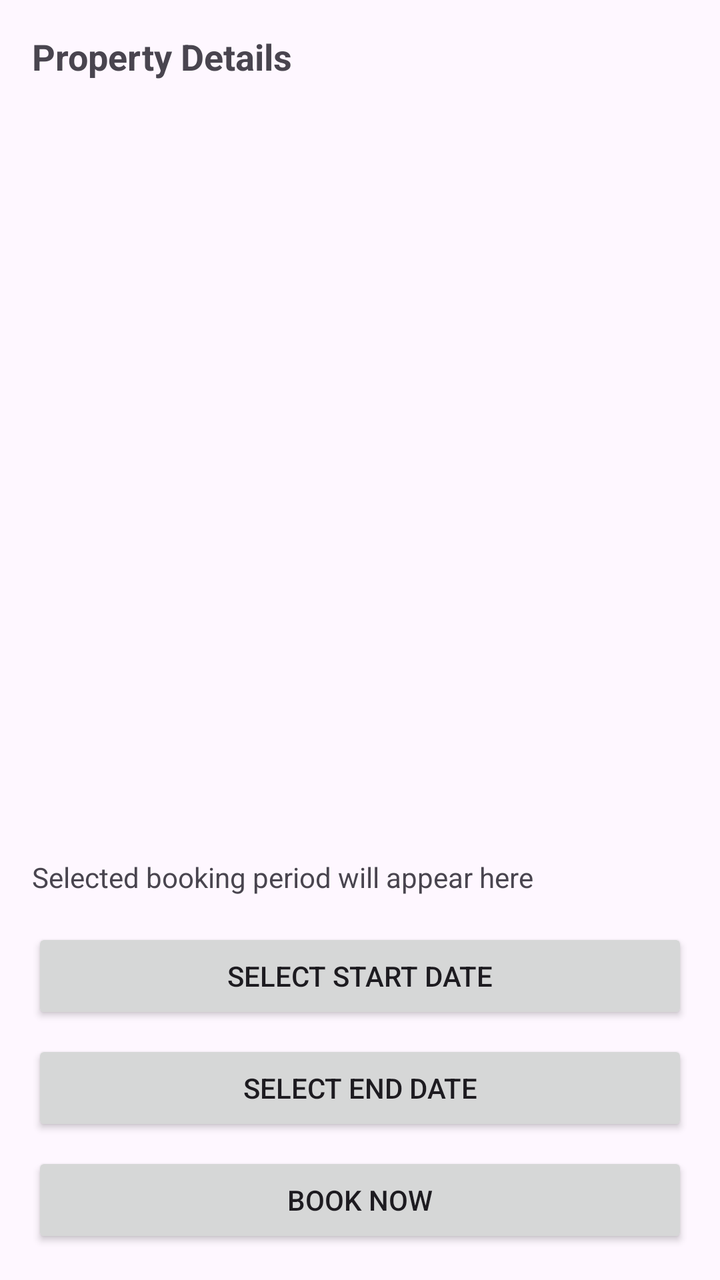
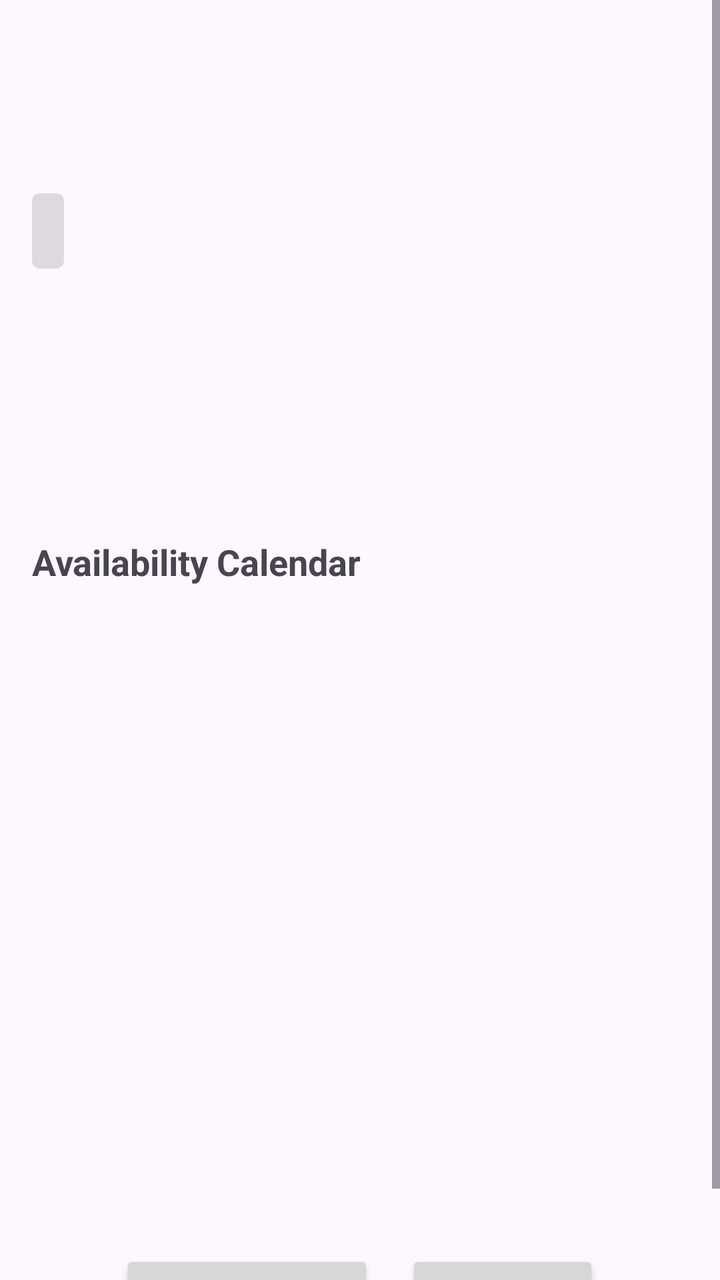

Screens rendered from an Android XML layout before and after an edit, with the pre-edit source and the edit as a unified diff.
<!-- AndroidManifest.xml: application theme Theme.RENDBB -->
<!-- res/layout/activity_property_details.xml -->
<?xml version="1.0" encoding="utf-8"?>
<LinearLayout
    xmlns:android="http://schemas.android.com/apk/res/android"
    android:layout_width="match_parent"
    android:layout_height="match_parent"
    android:orientation="vertical"
    android:padding="16dp">

    
    <TextView
        android:id="@+id/propertyDetailsText"
        android:layout_width="match_parent"
        android:layout_height="wrap_content"
        android:text="Property Details"
        android:textSize="18sp"
        android:textStyle="bold"
        android:layout_marginBottom="16dp" />

    
    <GridView
        android:id="@+id/calendarGridView"
        android:layout_width="match_parent"
        android:layout_height="0dp"
        android:layout_weight="1"
        android:numColumns="7"
        android:verticalSpacing="4dp"
        android:horizontalSpacing="4dp"
        android:padding="4dp"
        android:layout_marginBottom="16dp" />

    
    <LinearLayout
        android:layout_width="match_parent"
        android:layout_height="wrap_content"
        android:orientation="vertical">

        
        <TextView
            android:id="@+id/bookingPeriodText"
            android:layout_width="match_parent"
            android:layout_height="wrap_content"
            android:text="Selected booking period will appear here"
            android:layout_marginBottom="16dp" />

        
        <Button
            android:id="@+id/selectStartDateButton"
            android:layout_width="match_parent"
            android:layout_height="wrap_content"
            android:text="Select Start Date"
            android:layout_marginBottom="8dp" />

        
        <Button
            android:id="@+id/selectEndDateButton"
            android:layout_width="match_parent"
            android:layout_height="wrap_content"
            android:text="Select End Date"
            android:layout_marginBottom="8dp" />

        
        <Button
            android:id="@+id/bookNowButton"
            android:layout_width="match_parent"
            android:layout_height="wrap_content"
            android:text="Book Now"/>
    </LinearLayout>
</LinearLayout>
<!-- resources referenced by this layout -->
<resources>
  <style name="Theme.RENDBB" parent="Base.Theme.RENDBB" />
  <style name="Base.Theme.RENDBB" parent="Theme.Material3.DayNight.NoActionBar">
          
          
      </style>
</resources>

<!-- the commit's change to res/layout/activity_property_details.xml (unified diff, before → after) -->
@@ -1,68 +1,95 @@
 <?xml version="1.0" encoding="utf-8"?>
-<LinearLayout
-    xmlns:android="http://schemas.android.com/apk/res/android"
+<ScrollView xmlns:android="http://schemas.android.com/apk/res/android"
     android:layout_width="match_parent"
-    android:layout_height="match_parent"
-    android:orientation="vertical"
-    android:padding="16dp">
+    android:layout_height="match_parent">
 
-    
-    <TextView
-        android:id="@+id/propertyDetailsText"
-        android:layout_width="match_parent"
-        android:layout_height="wrap_content"
-        android:text="Property Details"
-        android:textSize="18sp"
-        android:textStyle="bold"
-        android:layout_marginBottom="16dp" />
-
-    
-    <GridView
-        android:id="@+id/calendarGridView"
-        android:layout_width="match_parent"
-        android:layout_height="0dp"
-        android:layout_weight="1"
-        android:numColumns="7"
-        android:verticalSpacing="4dp"
-        android:horizontalSpacing="4dp"
-        android:padding="4dp"
-        android:layout_marginBottom="16dp" />
-
-    
     <LinearLayout
         android:layout_width="match_parent"
         android:layout_height="wrap_content"
-        android:orientation="vertical">
+        android:orientation="vertical"
+        android:padding="16dp">
 
-        
         <TextView
-            android:id="@+id/bookingPeriodText"
+            android:id="@+id/propertyNameTextView"
             android:layout_width="match_parent"
             android:layout_height="wrap_content"
-            android:text="Selected booking period will appear here"
-            android:layout_marginBottom="16dp" />
+            android:textSize="24sp"
+            android:textStyle="bold"
+            android:layout_marginBottom="8dp"/>
 
-        
-        <Button
-            android:id="@+id/selectStartDateButton"
+        <TextView
+            android:id="@+id/propertyLocationTextView"
             android:layout_width="match_parent"
             android:layout_height="wrap_content"
-            android:text="Select Start Date"
-            android:layout_marginBottom="8dp" />
+            android:textSize="18sp"
+            android:layout_marginBottom="16dp"/>
 
-        
-        <Button
-            android:id="@+id/selectEndDateButton"
+        <TextView
+            android:id="@+id/propertyStatusTextView"
+            android:layout_width="wrap_content"
+            android:layout_height="wrap_content"
+            android:textSize="16sp"
+            android:padding="8dp"
+            android:background="@drawable/status_background"
+            android:layout_marginBottom="16dp"/>
+
+        <TextView
+            android:id="@+id/propertyPriceTextView"
             android:layout_width="match_parent"
             android:layout_height="wrap_content"
-            android:text="Select End Date"
-            android:layout_marginBottom="8dp" />
+            android:textSize="20sp"
+            android:textStyle="bold"
+            android:layout_marginBottom="8dp"/>
 
-        
-        <Button
-            android:id="@+id/bookNowButton"
+        <TextView
+            android:id="@+id/propertyOccupantsTextView"
             android:layout_width="match_parent"
             android:layout_height="wrap_content"
-            android:text="Book Now"/>
+            android:textSize="16sp"
+            android:layout_marginBottom="16dp"/>
+
+        <TextView
+            android:id="@+id/propertyDescriptionTextView"
+            android:layout_width="match_parent"
+            android:layout_height="wrap_content"
+            android:textSize="16sp"
+            android:layout_marginBottom="24dp"/>
+
+        <TextView
+            android:layout_width="match_parent"
+            android:layout_height="wrap_content"
+            android:text="Availability Calendar"
+            android:textSize="18sp"
+            android:textStyle="bold"
+            android:layout_marginBottom="8dp"/>
+
+        <GridView
+            android:id="@+id/calendarGridView"
+            android:layout_width="match_parent"
+            android:layout_height="300dp"
+            android:numColumns="7"
+            android:horizontalSpacing="2dp"
+            android:verticalSpacing="2dp"
+            android:layout_marginBottom="24dp"/>
+
+        <LinearLayout
+            android:layout_width="match_parent"
+            android:layout_height="wrap_content"
+            android:orientation="horizontal"
+            android:gravity="center_horizontal">
+
+            <Button
+                android:id="@+id/editButton"
+                android:layout_width="wrap_content"
+                android:layout_height="wrap_content"
+                android:text="Edit Property"
+                android:layout_marginEnd="16dp"/>
+
+            <Button
+                android:id="@+id/bookButton"
+                android:layout_width="wrap_content"
+                android:layout_height="wrap_content"
+                android:text="Book Now"/>
+        </LinearLayout>
     </LinearLayout>
-</LinearLayout>
+</ScrollView>
<!-- resource entries referenced after the edit -->
@@ -1,5 +1,17 @@
 <!-- resources referenced by this layout -->
 <resources>
+  <!-- drawable status_background (drawable) -->
+  <?xml version="1.0" encoding="utf-8"?>
+  <shape xmlns:android="http://schemas.android.com/apk/res/android"
+      android:shape="rectangle">
+      <corners android:radius="4dp"/>
+      <solid android:color="#20000000"/>
+      <padding
+          android:left="8dp"
+          android:top="2dp"
+          android:right="8dp"
+          android:bottom="2dp"/>
+  </shape>
   <style name="Theme.RENDBB" parent="Base.Theme.RENDBB" />
   <style name="Base.Theme.RENDBB" parent="Theme.Material3.DayNight.NoActionBar">
           
